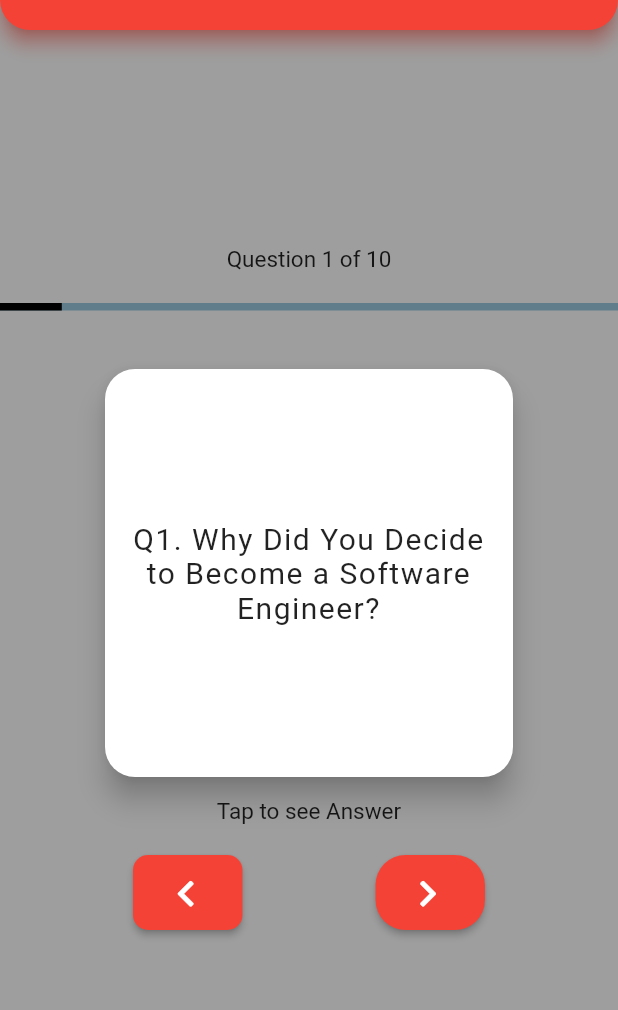
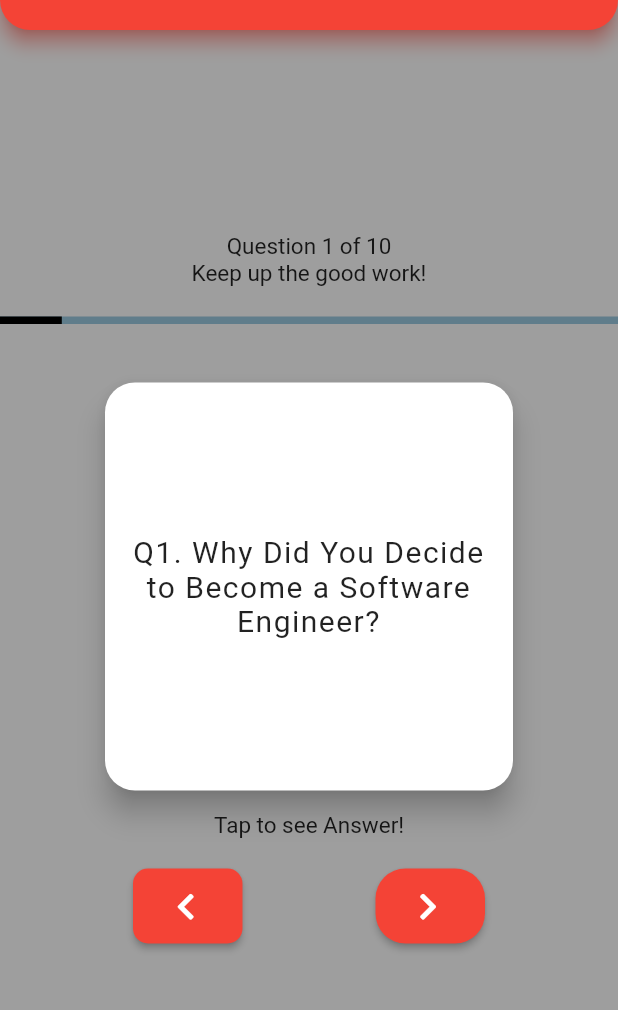
Before and after one commit to jmromo22/CS4750_FinalProject, a Flutter app: the screen it shows after launch, on a phone screen of 412 x 824 dp, the part 90-1100 px from its top. Run offline on Flutter 3.47's test engine with Material 2 defaults, Android fonts, the phone set to English and light mode, and no system bars; drawn by our look-alikes of flip_card; our stand-ins replace font_awesome_flutter.

Commit message:
More UI design

```diff
--- a/lib/screens/home_page.dart
+++ b/lib/screens/home_page.dart
@@ -35,6 +35,7 @@ class _HomePageState extends State<HomePage> {
                 mainAxisAlignment: MainAxisAlignment.center,
                 children: <Widget>[
                   Text("Question $value of 10", style: otherTextStyle),
+                  Text("Keep up the good work!", style: otherTextStyle),
                   SizedBox(height: 20),
                   Padding(
                     padding: const EdgeInsets.all(0.0),
@@ -55,7 +56,7 @@ class _HomePageState extends State<HomePage> {
                               text: quesAnsList[_currentIndexNumber].question),
                           back: ReusableCard(
                               text: quesAnsList[_currentIndexNumber].answer))),
-                  Text("Tap to see Answer", style: otherTextStyle),
+                  Text("Tap to see Answer!", style: otherTextStyle),
                   SizedBox(height: 20),
                   Row(
                       mainAxisAlignment: MainAxisAlignment.spaceEvenly
```
